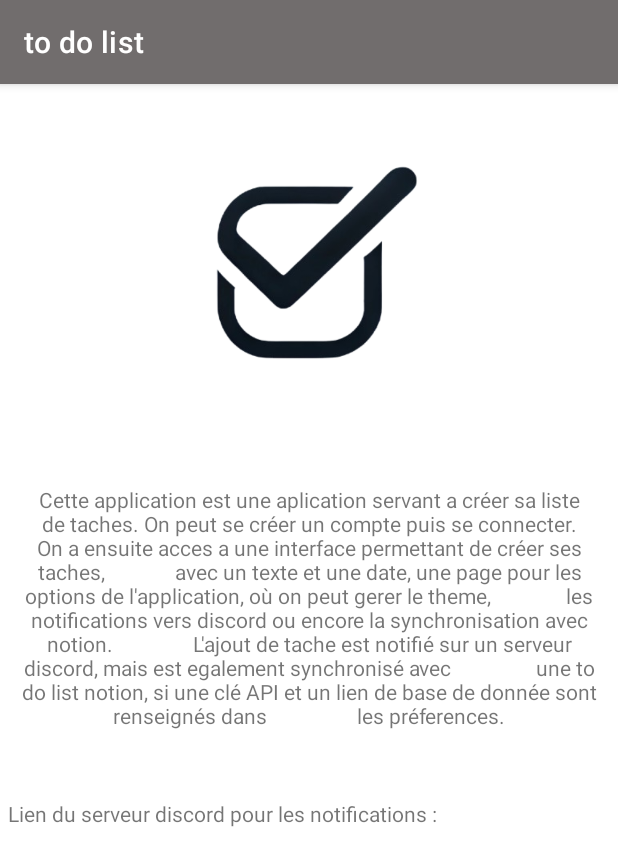
After one commit to BertaudNathan/Android-ToDoList, an Android app: the AProposActivity screen opened directly, with no data from a screen before it, on a phone screen of 412 x 824 dp. The commit adds this screen. Shown: the top 866 px of the screen. Run offline under Robolectric (Android 15) with nearby library versions, the phone set to English and light mode, and no system bars.

Commit message:
page a propos + bug api notion reglé

```diff
--- /dev/null
+++ b/app/src/main/java/com/example/todolist/AProposActivity.java
@@ -0,0 +1,29 @@
+package com.example.todolist;
+
+import android.os.Bundle;
+import android.widget.ImageView;
+
+import androidx.appcompat.app.ActionBar;
+import androidx.appcompat.app.AppCompatDelegate;
+
+import com.devmobile.todolistBertaudLeroi.R;
+import com.example.todolist.Model.MyCompatActivity;
+
+public class AProposActivity extends MyCompatActivity {
+
+
+    protected void onCreate(Bundle savedInstanceState) {
+        super.onCreate(savedInstanceState);
+        setContentView(R.layout.activity_apropos);
+        ImageView icon = findViewById(R.id.iconAPropos);
+        if (AppCompatDelegate.getDefaultNightMode() == AppCompatDelegate.MODE_NIGHT_YES){
+            icon.setImageResource(R.drawable.icon_white);
+        } else{
+            icon.setImageResource(R.drawable.icon);
+        }
+
+
+    }
+
+
+}
--- a/app/src/main/java/com/example/todolist/MainActivity.java
+++ b/app/src/main/java/com/example/todolist/MainActivity.java
@@ -113,8 +113,8 @@ public class MainActivity extends BackConfirmActivity implements OnDialogCloseLi
         itemTouchHelper.attachToRecyclerView(recyclerView);
 
         binding.sidenavbar.setNavigationItemSelectedListener(item -> {
-            if (item.getItemId() == R.id.nav_account) {
-                IntentOpenerService.OpenMainActivity(this, false);
+            if (item.getItemId() == R.id.nav_propos) {
+                IntentOpenerService.OpenAProposActivity(this, false);
             }
             if (item.getItemId() == R.id.nav_settings) {
                 IntentOpenerService.OpenPreferenceActivity(this, false);
@@ -126,7 +126,6 @@ public class MainActivity extends BackConfirmActivity implements OnDialogCloseLi
             }
             return true;
         });
-        Toast.makeText(this, "Vous etes connecté en tant que " + user.getEmail(), Toast.LENGTH_SHORT).show();
     }
 
     @Override
--- a/app/src/main/java/com/example/todolist/PreferenceActivity.java
+++ b/app/src/main/java/com/example/todolist/PreferenceActivity.java
@@ -1,6 +1,7 @@
 package com.example.todolist;
 
 import android.os.Bundle;
+import android.widget.ImageView;
 
 import androidx.appcompat.app.ActionBar;
 import androidx.appcompat.app.AppCompatDelegate;
@@ -17,6 +18,7 @@ public class PreferenceActivity extends MyCompatActivity {
     @Override
     protected void onCreate(Bundle savedInstanceState) {
         super.onCreate(savedInstanceState);
+
         setContentView(R.layout.activity_preference);
         if (savedInstanceState == null) {
             getSupportFragmentManager()
--- a/app/src/main/java/com/example/todolist/services/ApiCallsService.java
+++ b/app/src/main/java/com/example/todolist/services/ApiCallsService.java
@@ -61,8 +61,8 @@ public class ApiCallsService   {
         }
 
         String notionApiUrl = "https://api.notion.com/v1/pages";
-        String databaseId = pref.getString("cleApiNotion", "");
-        String token = pref.getString("lienNotion", "");
+        String databaseId = pref.getString("lienNotion", "");
+        String token = "Bearer "+pref.getString("cleApiNotion", "");
 
         Handler handler = new Handler(Looper.getMainLooper()); // Ensure Toast runs on the main thread
 
--- /dev/null
+++ b/app/src/main/res/layout/activity_apropos.xml
@@ -0,0 +1,54 @@
+<?xml version="1.0" encoding="utf-8"?>
+<androidx.constraintlayout.widget.ConstraintLayout xmlns:android="http://schemas.android.com/apk/res/android"
+    xmlns:app="http://schemas.android.com/apk/res-auto"
+    xmlns:tools="http://schemas.android.com/tools"
+    android:layout_width="match_parent"
+    android:layout_height="match_parent"
+    android:id="@+id/activity_apropos"
+    >
+
+    <androidx.constraintlayout.widget.ConstraintLayout
+        android:id="@+id/constraintLayout"
+        android:layout_width="match_parent"
+        android:layout_height="match_parent"
+        tools:layout_editor_absoluteY="733dp">
+
+        <ImageView
+            android:id="@+id/iconAPropos"
+            android:layout_width="match_parent"
+            android:layout_height="267dp"
+            app:layout_constraintEnd_toEndOf="parent"
+            app:layout_constraintStart_toStartOf="parent"
+            app:layout_constraintTop_toTopOf="parent"
+            app:srcCompat="@drawable/icon" />
+
+        <TextView
+            android:id="@+id/textView2"
+            android:layout_width="match_parent"
+            android:layout_height="209dp"
+            android:text="Cette application est une aplication servant a créer sa liste de taches. On peut se créer un compte puis se connecter. On a ensuite acces a une interface permettant de créer ses taches,
+             avec un texte et une date, une page pour les options de l'application, où on peut gerer le theme,
+              les notifications vers discord ou encore la synchronisation avec notion.
+               L'ajout de tache est notifié sur un serveur discord, mais est egalement synchronisé avec
+                une to do list notion, si une clé API et un lien de base de donnée sont renseignés dans
+                 les préferences."
+            android:textAlignment="center"
+            app:layout_constraintStart_toStartOf="parent"
+            app:layout_constraintTop_toBottomOf="@+id/iconAPropos" />
+
+        <TextView
+            android:id="@+id/textView3"
+            android:layout_width="match_parent"
+            android:layout_height="257dp"
+            android:autoLink="web"
+            android:text="Lien du serveur discord pour les notifications : https://discord.gg/Br8w6ZR9"
+            android:textAlignment="center"
+            app:layout_constraintBottom_toBottomOf="parent"
+            app:layout_constraintEnd_toEndOf="parent"
+            app:layout_constraintStart_toStartOf="parent"
+            app:layout_constraintTop_toBottomOf="@+id/textView2"
+            app:layout_constraintVertical_bias="0.0" />
+
+    </androidx.constraintlayout.widget.ConstraintLayout>
+
+</androidx.constraintlayout.widget.ConstraintLayout>
```
Also changed, not shown: app/src/main/AndroidManifest.xml (+4 -11 lines), app/src/main/java/com/example/todolist/services/IntentOpenerService.java (+11 -0 lines), app/src/main/res/navigation/side_menu.xml (+5 -4 lines).
